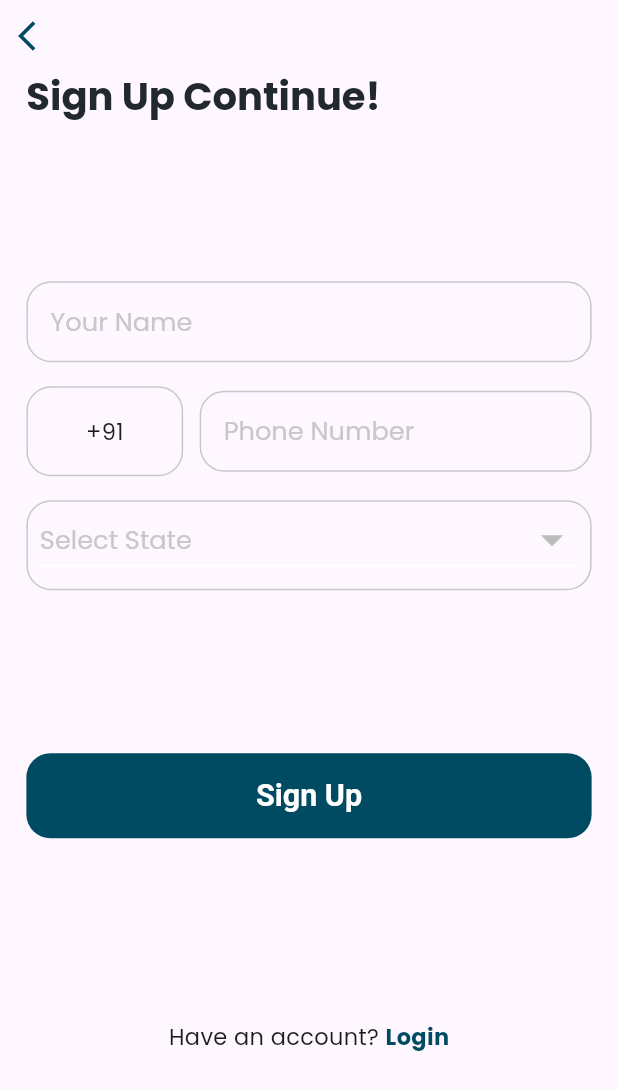
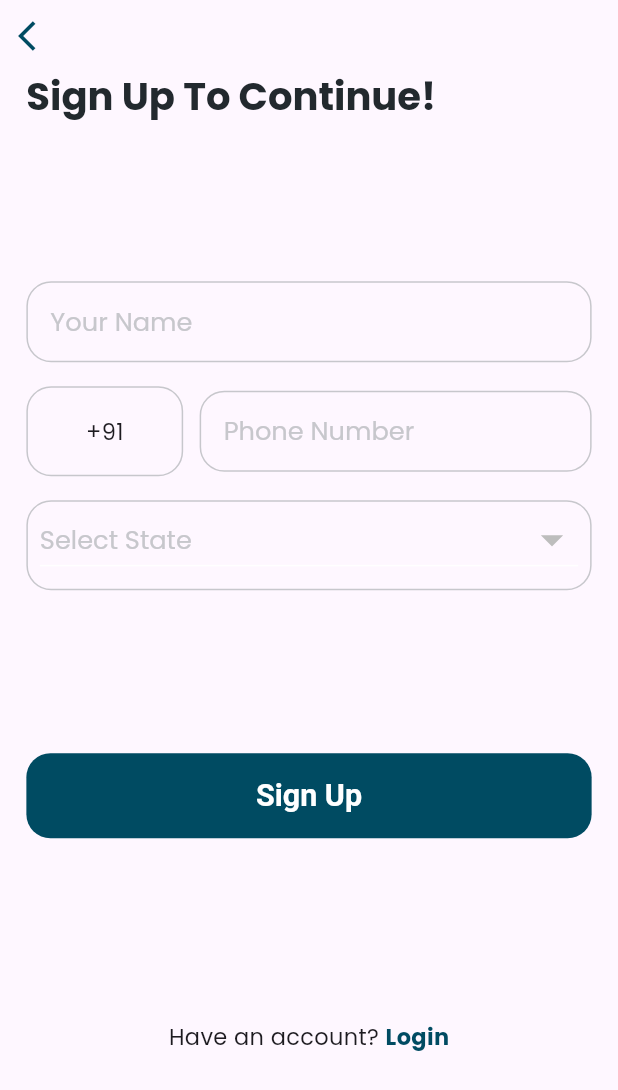
Before and after one commit to Sarthak-source/flutter-shopping, a Flutter app: the SignupScreen screen opened by its route, on a phone screen of 412 x 824 dp. Shown: the top 1090 px of the screen. Run offline on Flutter 3.47's test engine with Material 3 defaults, Android fonts, the phone set to English and light mode, and no system bars; our stand-ins replace connectivity_plus, date_picker_timeline, device_info_plus, dio, easy_stepper, flutter_otp_text_field and 9 more; missing offline and left inert: chucker_flutter, dio_http_cache, flutter_pay_upi; accounts and stored records are empty; network calls fail.

Commit message:
signup success

```diff
--- a/lib/controllers/login_controller.dart
+++ b/lib/controllers/login_controller.dart
@@ -5,10 +5,10 @@ import 'package:fluttertoast/fluttertoast.dart';
 import 'package:get/get.dart';
 import 'package:sutra_ecommerce/config/common.dart';
 import 'package:sutra_ecommerce/screens/login/verify_otp.dart';
+import 'package:sutra_ecommerce/screens/sign_up/sign_message_screen.dart';
 import 'package:sutra_ecommerce/utils/network_repository.dart';
 
 import '../models/stateResponseModel.dart';
-import '../screens/login/login_screen.dart';
 
 class LoginController extends GetxController {
   var isLoading = false.obs;
@@ -60,7 +60,8 @@ class LoginController extends GetxController {
 
       if (responseData.isNotEmpty) {
         Fluttertoast.showToast(msg: "Registered Successfully!", backgroundColor: Colors.green);
-        Get.offNamed(LoginScreen.routeName);
+
+        Get.offNamed(SignUpSuccess.routeName);
       }
     } catch (e) {
       errorMsg.value = e.toString();
--- a/lib/main.dart
+++ b/lib/main.dart
@@ -46,7 +46,7 @@ class MyApp extends StatelessWidget {
             Brightness.dark, // Change status bar icons color (light or dark)
       ),
     );
-    return  LayoutBuilder(
+    return LayoutBuilder(
       builder: (context, constraints) {
         final customTheme = CustomTheme(constraints);
         return GetMaterialApp(
@@ -78,13 +78,11 @@ class MyApp extends StatelessWidget {
               bottomSheetTheme: customTheme.bottomSheetTheme()),
           getPages: pages,
           initialBinding: StoreBinding(),
-            home:
-                isLoggedIn == true ? const TestScreen() : const LandingScreen(),
+          home: isLoggedIn == true ? const TestScreen() : const LandingScreen(),
           // home: TestScreen(),
           //  const LandingScreen(),
         );
       },
     );
-
   }
 }
--- a/lib/routes/route.dart
+++ b/lib/routes/route.dart
@@ -7,6 +7,7 @@ import 'package:sutra_ecommerce/screens/paymentScreen/paymentScreen.dart';
 import 'package:sutra_ecommerce/screens/paymentScreen/upi_screen.dart';
 import 'package:sutra_ecommerce/screens/product_detail.dart/product_detail.dart';
 import 'package:sutra_ecommerce/screens/select_time/select_time.dart';
+import 'package:sutra_ecommerce/screens/sign_up/sign_message_screen.dart';
 
 import '../screens/add_address/add_address_screen.dart';
 import '../screens/cart/cart_screen.dart';
@@ -24,46 +25,57 @@ import '../screens/paymentScreen/selectPaymentMethod.dart';
 import '../screens/product_grid_screen/produts_grid_screen.dart';
 import '../screens/search_screen/search_fruit_screen.dart';
 import '../screens/search_screen/search_screen.dart';
-import '../screens/signup_screen.dart';
+import '../screens/sign_up/signup_screen.dart';
 import '../screens/special_deal_child_screen.dart';
 import '../screens/special_deal_screen.dart';
 import '../screens/tab_screen/tab_screen.dart';
 import '../screens/vegetable_screen.dart';
 
-
-
-
 List<GetPage> pages = [
   GetPage(name: IntroScreen.routeName, page: () => const IntroScreen()),
   GetPage(name: LoginScreen.routeName, page: () => const LoginScreen()),
   GetPage(name: SignupScreen.routeName, page: () => const SignupScreen()),
-  GetPage(name: AddAddressScreen.routeName, page: () =>  AddAddressScreen()),
-  GetPage(name: PostAddressPage.routeName, page: () =>  const PostAddressPage()),
+  GetPage(name: AddAddressScreen.routeName, page: () => AddAddressScreen()),
+  GetPage(name: PostAddressPage.routeName, page: () => const PostAddressPage()),
   GetPage(name: MapScreen.routeName, page: () => const MapScreen()),
-  GetPage(name: TabScreen.routeName, page: () => const TabScreen(),binding: StoreBinding()),
+  GetPage(
+      name: TabScreen.routeName,
+      page: () => const TabScreen(),
+      binding: StoreBinding()),
   GetPage(name: SearchScreen.routeName, page: () => const SearchScreen()),
   GetPage(name: VegetableScreen.routeName, page: () => const VegetableScreen()),
   GetPage(name: FruitScreen.routeName, page: () => const FruitScreen()),
-  GetPage(name: CategoryScreen.routeName, page: () =>  const CategoryScreen()),
-  GetPage(name: Notification.routeName, page: () =>  const Notification()),
-  GetPage(name: PoductsListScreen.routeName, page: () => const PoductsListScreen()),
+  GetPage(name: CategoryScreen.routeName, page: () => const CategoryScreen()),
+  GetPage(name: Notification.routeName, page: () => const Notification()),
+  GetPage(
+      name: PoductsListScreen.routeName, page: () => const PoductsListScreen()),
   GetPage(name: SelectTime.routeName, page: () => const SelectTime()),
-  GetPage(name: SpecialDealScreen.routeName, page: () => const SpecialDealScreen()),
-  GetPage(name: SpecialDealChildScreen.routeName, page: () => const SpecialDealChildScreen()),
-  GetPage(name: SearchFruitScreen.routeName, page: () => const SearchFruitScreen()),
-  GetPage(name: ProductDetailScreen.routeName, page: () => const ProductDetailScreen()),
-  GetPage(name: OrderSummaryScreen.routeName, page: () => const OrderSummaryScreen()),
+  GetPage(
+      name: SpecialDealScreen.routeName, page: () => const SpecialDealScreen()),
+  GetPage(
+      name: SpecialDealChildScreen.routeName,
+      page: () => const SpecialDealChildScreen()),
+  GetPage(
+      name: SearchFruitScreen.routeName, page: () => const SearchFruitScreen()),
+  GetPage(
+      name: ProductDetailScreen.routeName,
+      page: () => const ProductDetailScreen()),
+  GetPage(
+      name: OrderSummaryScreen.routeName,
+      page: () => const OrderSummaryScreen()),
   GetPage(name: CheckoutScreen.routeName, page: () => const CheckoutScreen()),
-  GetPage(name: OrderSuccessScreen.routeName, page: () =>  const OrderSuccessScreen()),
-  GetPage(name: MyProfileScreen.routeName, page: () =>  MyProfileScreen()),
+  GetPage(
+      name: OrderSuccessScreen.routeName,
+      page: () => const OrderSuccessScreen()),
+  GetPage(name: MyProfileScreen.routeName, page: () => MyProfileScreen()),
   GetPage(name: OtpScreen.routeName, page: () => const OtpScreen()),
   GetPage(name: MyOrders.routeName, page: () => const MyOrders()),
   GetPage(name: CartScreen.routeName, page: () => CartScreen()),
   GetPage(name: PaymentScreen.routeName, page: () => const PaymentScreen()),
   GetPage(name: FlutterPayUPI.routeName, page: () => FlutterPayUPI()),
-  GetPage(name: SelectPaymentMethod.routeName, page: () => SelectPaymentMethod()),
+  GetPage(
+      name: SelectPaymentMethod.routeName, page: () => SelectPaymentMethod()),
+  GetPage(name: SignUpSuccess.routeName, page: () => const SignUpSuccess()),
 
- // MyOrders.routeName: (ctx) => const MyOrders(),
-
-
+  // MyOrders.routeName: (ctx) => const MyOrders(),
 ];
--- a/lib/screens/login/login_screen.dart
+++ b/lib/screens/login/login_screen.dart
@@ -5,7 +5,7 @@ import 'package:fluttertoast/fluttertoast.dart';
 import 'package:get/get.dart';
 import 'package:sutra_ecommerce/assets/logo.dart';
 import 'package:sutra_ecommerce/controllers/login_controller.dart';
-import 'package:sutra_ecommerce/screens/signup_screen.dart';
+import 'package:sutra_ecommerce/screens/sign_up/signup_screen.dart';
 
 import '../../utils/screen_utils.dart';
 import '../../widgets/custom_text_field.dart';
@@ -70,7 +70,7 @@ class _LoginScreenState extends State<LoginScreen> {
                   Row(
                     children: [
                       Text(
-                        'Log In Continue!',
+                        'Log In To Continue!',
                         style:
                             Theme.of(context).textTheme.displaySmall!.copyWith(
                                   fontWeight: FontWeight.bold,
--- a/lib/screens/notification/notification.dart
+++ b/lib/screens/notification/notification.dart
@@ -126,7 +126,7 @@ class _NotificationState extends State<Notification> {
                                                         // Add your action for the first button
                                                       },
                                                       child: const Text(
-                                                        'Confirm',
+                                                        'Yes',
                                                         style: TextStyle(
                                                           fontSize: 13,
                                                           fontWeight:
@@ -156,7 +156,7 @@ class _NotificationState extends State<Notification> {
                                                         // Add your action for the second button
                                                       },
                                                       child: const Text(
-                                                        'Decline',
+                                                        'No',
                                                         style: TextStyle(
                                                           fontSize: 13,
                                                           color: Colors.red,
--- /dev/null
+++ b/lib/screens/sign_up/signup_screen.dart
@@ -0,0 +1,156 @@
+import 'package:flutter/material.dart';
+import 'package:get/get.dart';
+
+import '../../constants/colors.dart';
+import '../../controllers/login_controller.dart';
+import '../../utils/StateDropDown.dart';
+import '../../utils/screen_utils.dart';
+import '../../widgets/back_button_ls.dart';
+import '../../widgets/custom_text_field.dart';
+import '../../widgets/option_button.dart';
+import '../login/login_screen.dart';
+
+class SignupScreen extends StatefulWidget {
+  static const routeName = '/signupScreen';
+
+  const SignupScreen({super.key});
+
+  @override
+  State<SignupScreen> createState() => _SignupScreenState();
+}
+
+class _SignupScreenState extends State<SignupScreen> {
+  Map<String, dynamic>? selectedState;
+  final LoginController loginController = Get.put(LoginController());
+  TextEditingController nameController = TextEditingController();
+  TextEditingController phoneController = TextEditingController();
+  String selectedStateId = "";
+  @override
+  Widget build(BuildContext context) {
+    // final LoginController loginController = Get.find();
+    //  print("ssss${loginController.stateList.length}");
+    ScreenUtils().init(context);
+    return GetBuilder<LoginController>(builder: (ctrlr) {
+      return Scaffold(
+        body: SafeArea(
+          child: Column(
+            crossAxisAlignment: CrossAxisAlignment.start,
+            children: [
+              const BackButtonLS(),
+              Expanded(
+                child: Padding(
+                  padding: EdgeInsets.symmetric(
+                    horizontal: getProportionateScreenWidth(16),
+                  ),
+                  child: Column(
+                    children: [
+                      Row(
+                        children: [
+                          Text(
+                            'Sign Up To Continue!',
+                            style: Theme.of(context)
+                                .textTheme
+                                .displaySmall
+                                ?.copyWith(
+                                  fontWeight: FontWeight.bold,
+                                ),
+                          ),
+                        ],
+                      ),
+                      const Spacer(),
+                      CustomTextField(
+                          controller: nameController,
+                          hint: 'Your Name',
+                          TextInputType: TextInputType.text),
+                      const SizedBox(
+                        height: 16,
+                      ),
+                      Row(
+                        children: [
+                          Expanded(
+                            flex: 2,
+                            child: Container(
+                              height: 60,
+                              decoration: BoxDecoration(
+                                  border: Border.all(color: kGreyShade3),
+                                  borderRadius: BorderRadius.circular(
+                                    getProportionateScreenWidth(15),
+                                  )),
+                              child: const Center(child: Text("+91")),
+                            ),
+
+                            /*    child: CustomTextField(
+                                hint: '+91',
+
+                                  TextInputType: TextInputType.number
+                              ),*/
+                          ),
+                          SizedBox(
+                            width: getProportionateScreenWidth(10),
+                          ),
+                          Expanded(
+                            flex: 5,
+                            child: CustomTextField(
+                                controller: phoneController,
+                                hint: 'Phone Number',
+                                TextInputType: TextInputType.number),
+                          ),
+                        ],
+                      ),
+                      const SizedBox(
+                        height: 16,
+                      ),
+                      StateDropdown(
+                        hinttxt: "Select State",
+                        devicewidth: Get.width / 2 + 10,
+                        selectedValue: selectedState,
+                        //  options: ["Select State","Tamil Nadu","Kerala","Karnataka"],
+                        options: ctrlr.stateList,
+                        onChanged: (value) {
+                          if (value != null) {
+                            setState(() {
+                              selectedState = value;
+                              print(
+                                  "selected state :: ${selectedState?["name"]} ${selectedState?["id"]}");
+                              selectedStateId =
+                                  selectedState?["id"].toString() ?? "";
+                            });
+                          }
+                        },
+                      ),
+                      const Spacer(),
+                      ElevatedButton(
+                        onPressed: () {
+                          print(
+                              'signup param\n name: ${nameController.text}\n num: ${phoneController.text} \n stateId:${selectedStateId}');
+
+                          loginController.signUp(nameController.text,
+                              phoneController.text, selectedStateId);
+
+
+
+
+                        },
+                        child: const Text('Sign Up'),
+                      ),
+                      const Spacer(),
+                      OptionButton(
+                        desc: 'Have an account? ',
+                        method: 'Login',
+                        onPressHandler: () {
+                          Navigator.of(context)
+                              .pushReplacementNamed(LoginScreen.routeName);
+                        },
+                      ),
+                      const Spacer(),
+                    ],
+                  ),
+                ),
+              )
+            ],
+          ),
+        ),
+      );
+    });
+  }
+}
--- a/lib/screens/signup_screen.dart
+++ /dev/null
@@ -1,153 +0,0 @@
-import 'package:flutter/material.dart';
-import 'package:get/get.dart';
-
-import '../constants/colors.dart';
-import '../controllers/login_controller.dart';
-import '../models/stateResponseModel.dart';
-import '../utils/StateDropDown.dart';
-import '../utils/screen_utils.dart';
-import '../widgets/back_button_ls.dart';
-import '../widgets/custom_text_field.dart';
-import '../widgets/option_button.dart';
-import '../widgets/or_row.dart';
-import '../widgets/social_media.dart';
-import 'add_address/add_address_screen.dart';
-import 'login/login_screen.dart';
-
-class SignupScreen extends StatefulWidget {
-  static const routeName = '/signupScreen';
-
-  const SignupScreen({super.key});
-
-  @override
-  State<SignupScreen> createState() => _SignupScreenState();
-}
-
-class _SignupScreenState extends State<SignupScreen> {
-  Map<String,dynamic>? selectedState ;
-    final LoginController loginController = Get.put(LoginController());
-    TextEditingController nameController = TextEditingController();
-    TextEditingController phoneController = TextEditingController();
-    String selectedStateId = "";
-  @override
-  Widget build(BuildContext context) {
-   // final LoginController loginController = Get.find();
-  //  print("ssss${loginController.stateList.length}");
-    ScreenUtils().init(context);
-    return GetBuilder<LoginController>(
-      builder: (ctrlr){
-     return
-         Scaffold(
-          body: SafeArea(
-            child: Column(
-              crossAxisAlignment: CrossAxisAlignment.start,
-              children: [
-                const BackButtonLS(),
-                Expanded(
-                  child: Padding(
-                    padding: EdgeInsets.symmetric(
-                      horizontal: getProportionateScreenWidth(16),
-                    ),
-                    child: Column(
-                      children: [
-                        Row(
-                          children: [
-                            Text(
-                              'Sign Up Continue!',
-                              style: Theme.of(context).textTheme.displaySmall?.copyWith(
-                                    fontWeight: FontWeight.bold,
-                                  ),
-                            ),
-                          ],
-                        ),
-                        const Spacer(),
-
-                         CustomTextField(
-                          controller: nameController,
-                          hint: 'Your Name',
-                            TextInputType: TextInputType.text
-                        ),
-                       SizedBox(height: 16,),
-                        Row(
-                          children: [
-                             Expanded(
-                              flex: 2,
-                             child: Container(
-                               height: 60,
-                               decoration: BoxDecoration(
-                                   border: Border.all(color: kGreyShade3),
-                                   borderRadius: BorderRadius.circular(getProportionateScreenWidth(15),)
-                               ),
-                               child: Center(child: Text("+91")),
-                             ),
-
-                          /*    child: CustomTextField(
-                                hint: '+91',
-
-                                  TextInputType: TextInputType.number
-                              ),*/
-                            ),
-                            SizedBox(
-                              width: getProportionateScreenWidth(10),
-                            ),
-                             Expanded(
-                              flex: 5,
-                              child: CustomTextField(
-                                controller: phoneController,
-                                hint: 'Phone Number',
-                                  TextInputType: TextInputType.number
-                              ),
-                            ),
-                          ],
-                        ),
-
-                        SizedBox(height: 16,),
-                    StateDropdown(
-                      hinttxt: "Select State",
-                      devicewidth: Get.width / 2 + 10,
-                      selectedValue: selectedState,
-                    //  options: ["Select State","Tamil Nadu","Kerala","Karnataka"],
-                      options: ctrlr.stateList,
-                      onChanged: (value) {
-                        if(value != null){
-                        setState(() {
-                          selectedState = value;
-                          print("selected state :: ${selectedState?["name"]} ${selectedState?["id"]}");
-                          selectedStateId =selectedState?["id"].toString() ?? "";
-                        });
-                        }
-
-                      },
-                    ),
-                        const Spacer(),
-                        ElevatedButton(
-                          onPressed: () {
-                            print('signup param\n name: ${nameController.text}\n num: ${phoneController.text} \n stateId:${selectedStateId}');
-
-                          loginController.signUp(nameController.text, phoneController.text, selectedStateId);
-                          },
-                          child: const Text('Sign Up'),
-                        ),
-                        const Spacer(),
-                        OptionButton(
-                          desc: 'Have an account? ',
-                          method: 'Login',
-                          onPressHandler: () {
-                            Navigator.of(context)
-                                .pushReplacementNamed(LoginScreen.routeName);
-                          },
-                        ),
-                        const Spacer(),
-                      ],
-                    ),
-                  ),
-                )
-              ],
-            ),
-          ),
-        );
-
-      }
-    );
-  }
-}
```
Also changed, not shown: lib/screens/sign_up/sign_message_screen.dart (added, +65 -0 lines), 4 other files. Lines whose indentation alone changed are shown as unchanged.
